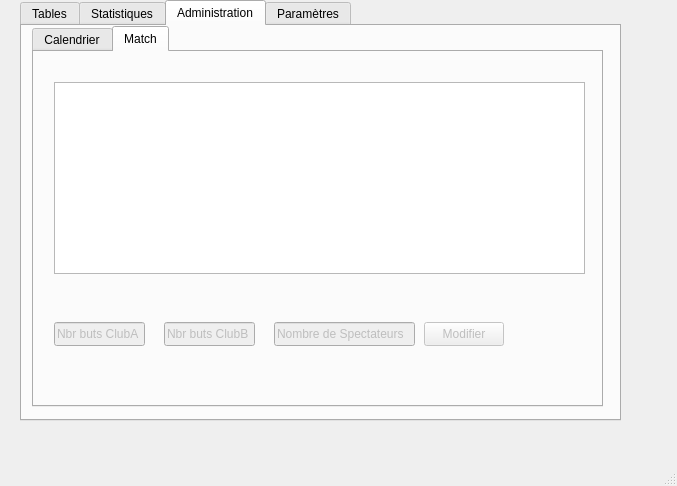
Old version of the form mainwindow.ui in the repository LaymajouxClement/bdr-projet1-app.
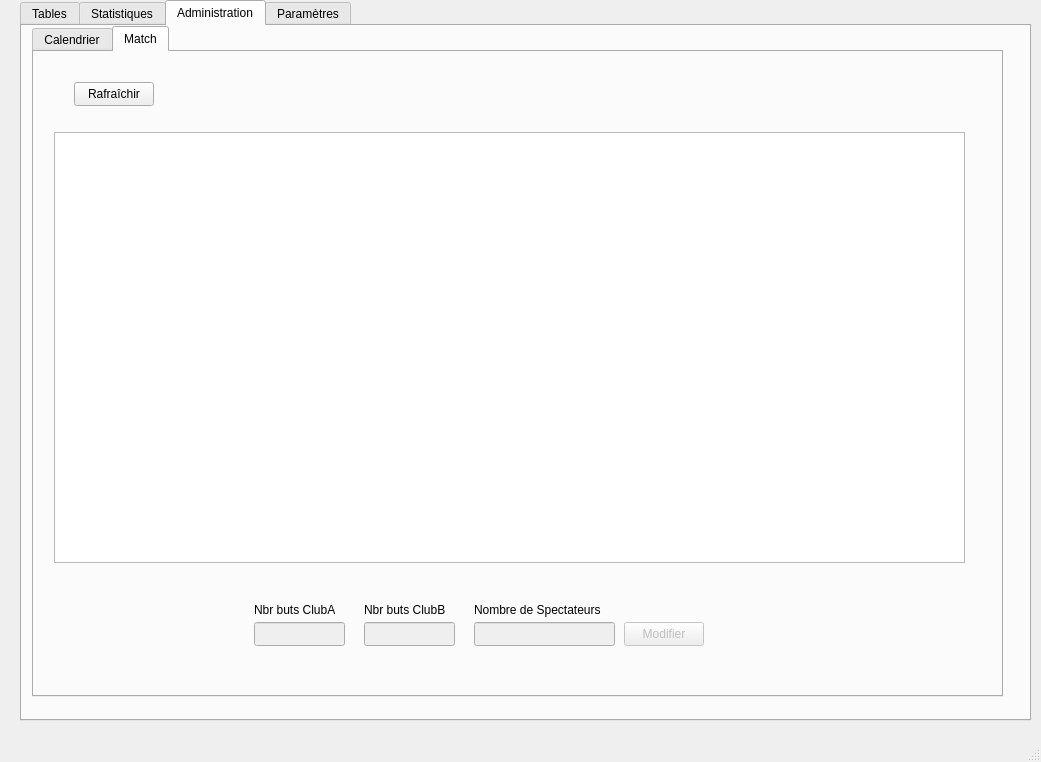
New version of the form. The open tabs and pages were chosen to show the change.

Diff of the .ui file:
```diff
--- a/mainwindow.ui
+++ b/mainwindow.ui
@@ -6,8 +6,8 @@
    <rect>
     <x>0</x>
     <y>0</y>
-    <width>677</width>
-    <height>486</height>
+    <width>1041</width>
+    <height>762</height>
    </rect>
   </property>
   <property name="windowTitle">
@@ -22,8 +22,8 @@
      <rect>
       <x>20</x>
       <y>0</y>
-      <width>601</width>
-      <height>421</height>
+      <width>1011</width>
+      <height>721</height>
      </rect>
     </property>
     <property name="currentIndex">
@@ -149,8 +149,8 @@
        <rect>
         <x>10</x>
         <y>0</y>
-        <width>571</width>
-        <height>381</height>
+        <width>971</width>
+        <height>671</height>
        </rect>
       </property>
       <property name="currentIndex">
@@ -273,9 +273,9 @@
         <property name="geometry">
          <rect>
           <x>20</x>
-          <y>30</y>
-          <width>531</width>
-          <height>192</height>
+          <y>80</y>
+          <width>911</width>
+          <height>431</height>
          </rect>
         </property>
        </widget>
@@ -285,8 +285,8 @@
         </property>
         <property name="geometry">
          <rect>
-          <x>390</x>
-          <y>270</y>
+          <x>590</x>
+          <y>570</y>
           <width>80</width>
           <height>24</height>
          </rect>
@@ -301,14 +301,14 @@
         </property>
         <property name="geometry">
          <rect>
-          <x>240</x>
-          <y>270</y>
+          <x>440</x>
+          <y>570</y>
           <width>141</width>
           <height>24</height>
          </rect>
         </property>
         <property name="text">
-         <string>Nombre de Spectateurs</string>
+         <string/>
         </property>
        </widget>
        <widget class="QLineEdit" name="lineEdit_2">
@@ -317,32 +317,84 @@
         </property>
         <property name="geometry">
          <rect>
-          <x>20</x>
-          <y>270</y>
+          <x>220</x>
+          <y>570</y>
           <width>91</width>
           <height>24</height>
+         </rect>
+        </property>
+        <property name="text">
+         <string/>
+        </property>
+       </widget>
+       <widget class="QLineEdit" name="nbreButsB_le">
+        <property name="enabled">
+         <bool>false</bool>
+        </property>
+        <property name="geometry">
+         <rect>
+          <x>330</x>
+          <y>570</y>
+          <width>91</width>
+          <height>24</height>
+         </rect>
+        </property>
+        <property name="text">
+         <string/>
+        </property>
+       </widget>
+       <widget class="QLabel" name="label">
+        <property name="geometry">
+         <rect>
+          <x>220</x>
+          <y>550</y>
+          <width>81</width>
+          <height>16</height>
          </rect>
         </property>
         <property name="text">
          <string>Nbr buts ClubA</string>
         </property>
        </widget>
-       <widget class="QLineEdit" name="lineEdit_3">
-        <property name="enabled">
-         <bool>false</bool>
-        </property>
+       <widget class="QLabel" name="label_2">
         <property name="geometry">
          <rect>
-          <x>130</x>
-          <y>270</y>
+          <x>330</x>
+          <y>550</y>
           <width>91</width>
-          <height>24</height>
+          <height>16</height>
          </rect>
         </property>
         <property name="text">
          <string>Nbr buts ClubB</string>
         </property>
        </widget>
+       <widget class="QLabel" name="label_3">
+        <property name="geometry">
+         <rect>
+          <x>440</x>
+          <y>550</y>
+          <width>141</width>
+          <height>16</height>
+         </rect>
+        </property>
+        <property name="text">
+         <string>Nombre de Spectateurs</string>
+        </property>
+       </widget>
+       <widget class="QPushButton" name="refresh_match_btn">
+        <property name="geometry">
+         <rect>
+          <x>40</x>
+          <y>30</y>
+          <width>80</width>
+          <height>24</height>
+         </rect>
+        </property>
+        <property name="text">
+         <string>Rafraîchir</string>
+        </property>
+       </widget>
       </widget>
      </widget>
     </widget>
```
Left out of the diff: 26 changed lines with no effect on the pictures.
